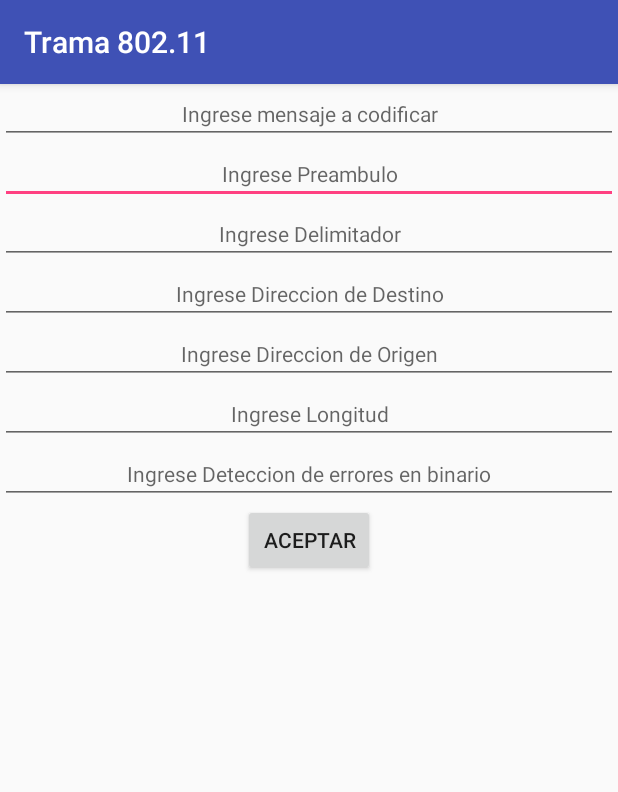
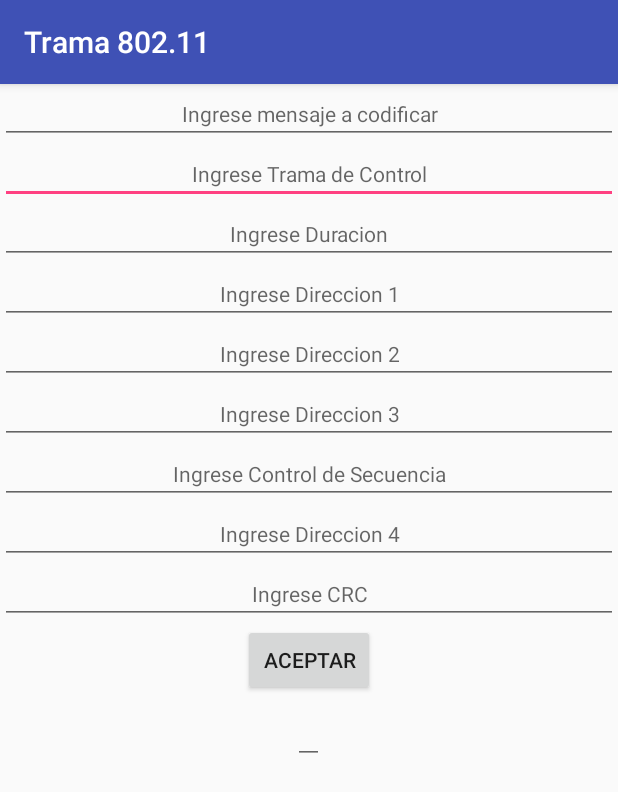
Before and after one commit to AntiDesert5/Tramas, an Android app: the trama802 screen opened directly, with no data from a screen before it, on a phone screen of 412 x 824 dp. Shown: the top 792 px of the screen. Run offline under Robolectric (Android 15) with nearby library versions, the phone set to English and light mode, and no system bars.

Commit message:
Se agrego trama 802.11 , falla ethernet

```diff
--- a/app/src/main/res/layout/activity_trama802.xml
+++ b/app/src/main/res/layout/activity_trama802.xml
@@ -14,7 +14,7 @@
         android:orientation="vertical">
 
         <EditText
-            android:id="@+id/IngValor"
+            android:id="@+id/IngMensajeCodificar"
             android:inputType="text"
             android:layout_width="match_parent"
             android:layout_height="wrap_content"
@@ -25,50 +25,61 @@
 
         <EditText
             android:gravity="center"
-            android:id="@+id/IngPreambulo"
+            android:id="@+id/IngTramControl"
             android:layout_width="match_parent"
             android:layout_height="wrap_content"
-            android:hint="@string/Preambulo"
+            android:hint="@string/TramControl"
             android:inputType="number"
             android:digits="01"
-            android:maxLength="8"
+            android:maxLength="2"
             style="@style/stiloEditext" />
 
         <EditText
-            android:id="@+id/IngDelimitador"
+            android:gravity="center"
+            android:id="@+id/IngDuracion"
             android:layout_width="match_parent"
             android:layout_height="wrap_content"
-            android:hint="@string/delimitador"
+            android:hint="Ingrese Duracion"
             android:inputType="number"
             android:digits="01"
-            android:maxLength="8"
+            android:maxLength="2"
             style="@style/stiloEditext" />
 
         <EditText
-            android:id="@+id/IngDestino"
+            android:id="@+id/IngDireccion"
             android:layout_width="match_parent"
             android:layout_height="wrap_content"
-            android:hint="@string/DirDestino"
+            android:hint="Ingrese Direccion 1"
+            android:inputType="number"
+            android:digits="01"
+            android:maxLength="6"
+            style="@style/stiloEditext" />
+
+        <EditText
+            android:id="@+id/IngDireccion2"
+            android:layout_width="match_parent"
+            android:layout_height="wrap_content"
+            android:hint="Ingrese Direccion 2"
             android:inputType="numberDecimal"
             android:digits="01"
             android:maxLength="6"
             style="@style/stiloEditext" />
 
         <EditText
-            android:id="@+id/IngOrigen"
+            android:id="@+id/IngDireccion3"
             android:layout_width="match_parent"
             android:layout_height="wrap_content"
-            android:hint="@string/DirOrigen"
+            android:hint="Ingrese Direccion 3"
             android:inputType="numberDecimal"
             android:digits="01"
             android:maxLength="6"
             style="@style/stiloEditext" />
 
         <EditText
-            android:id="@+id/IngLongitud"
+            android:id="@+id/IngContSec"
             android:layout_width="match_parent"
             android:layout_height="wrap_content"
-            android:hint="@string/Longitud"
+            android:hint="Ingrese Control de Secuencia"
             android:inputType="numberDecimal"
             android:digits="01"
             android:maxLength="2"
@@ -76,10 +87,21 @@
 
         <EditText
             android:gravity="center"
-            android:id="@+id/IngDeteccion"
+            android:id="@+id/IngDireccion4"
             android:layout_width="match_parent"
             android:layout_height="wrap_content"
-            android:hint="@string/DeteccionError"
+            android:hint="Ingrese Direccion 4"
+            android:inputType="numberDecimal"
+            android:digits="01"
+            android:maxLength="6"
+            style="@style/stiloEditext" />
+
+        <EditText
+            android:gravity="center"
+            android:id="@+id/IngCRC8"
+            android:layout_width="match_parent"
+            android:layout_height="wrap_content"
+            android:hint="Ingrese CRC"
             android:inputType="numberDecimal"
             android:digits="01"
             android:maxLength="4"
@@ -92,69 +114,10 @@
             android:layout_height="wrap_content"
             android:text="@string/Aceptar" />
 
-
-        <TextView
-            android:id="@+id/MostValor"
+        <EditText
+            android:id="@+id/fname"
             android:layout_width="wrap_content"
             android:layout_height="wrap_content"
-            android:enabled="false"
-            android:textColor="#000" />
-
-        <TextView
-            android:id="@+id/MostValor2"
-            android:layout_width="wrap_content"
-            android:layout_height="wrap_content"
-            android:enabled="false"
-            android:textColor="#000" />
-
-        <TextView
-            android:id="@+id/MostValor3"
-            android:layout_width="wrap_content"
-            android:layout_height="wrap_content"
-            android:enabled="false"
-            android:textColor="#000" />
-
-        <TextView
-            android:id="@+id/MostValor4"
-            android:layout_width="wrap_content"
-            android:layout_height="wrap_content"
-            android:enabled="false"
-            android:textColor="#000" />
-
-        <TextView
-            android:id="@+id/MostValor5"
-            android:layout_width="wrap_content"
-            android:layout_height="wrap_content"
-            android:enabled="false"
-            android:textColor="#000" />
-
-        <TextView
-            android:id="@+id/MostValor9"
-            android:layout_width="wrap_content"
-            android:layout_height="wrap_content"
-            android:enabled="false"
-            android:textColor="#000" />
-
-        <TextView
-            android:id="@+id/MostValor6"
-            android:layout_width="wrap_content"
-            android:layout_height="wrap_content"
-            android:enabled="false"
-            android:textColor="#000" />
-
-        <TextView
-            android:id="@+id/MostValor7"
-            android:layout_width="wrap_content"
-            android:layout_height="wrap_content"
-            android:enabled="false"
-            android:textColor="#000" />
-
-        <TextView
-            android:id="@+id/MostValor8"
-            android:layout_width="wrap_content"
-            android:layout_height="wrap_content"
-            android:enabled="false"
-            android:textColor="#000" />
-
+            android:enabled="true" />
     </LinearLayout>
 </ScrollView>
--- a/app/src/main/res/values/strings.xml
+++ b/app/src/main/res/values/strings.xml
@@ -17,4 +17,5 @@
     <string name="DirOrigen">Ingrese Direccion de Origen</string>
     <string name="Longitud">Ingrese Longitud</string>
     <string name="DirOrign">Ingrese Direccion de Origen</string>
+    <string name="TramControl">Ingrese Trama de Control</string>
 </resources>
```
Also changed, not shown: app/src/main/java/com/example/axelyray/tramas/trama802.java (+106 -1 lines).
